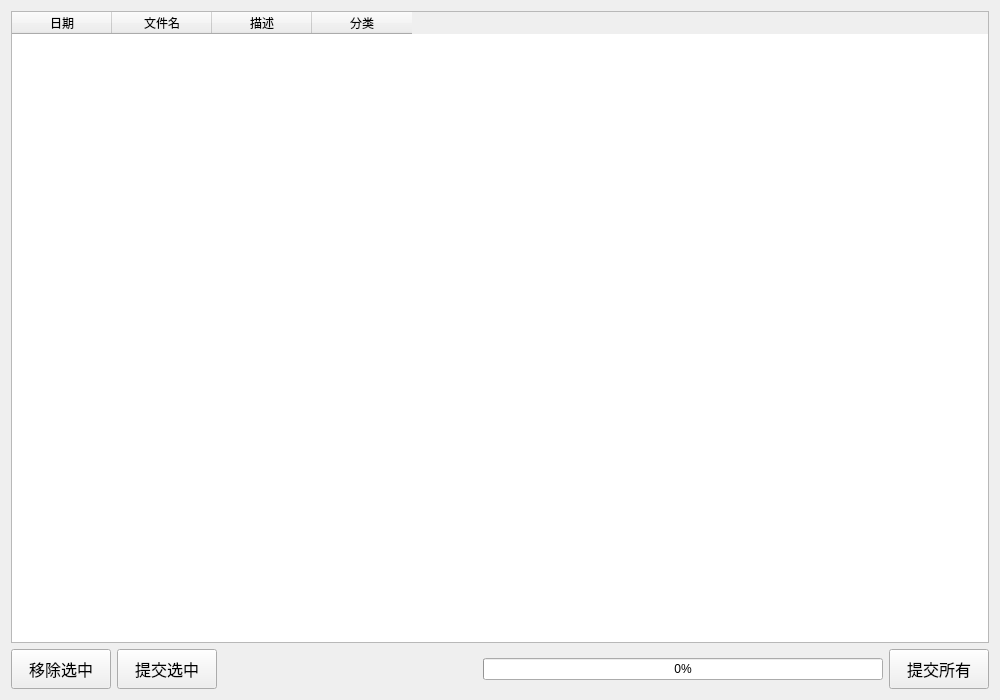
First picture: the form in labelcommit.ui, repository tsukishima1321/Closet, before the edit.
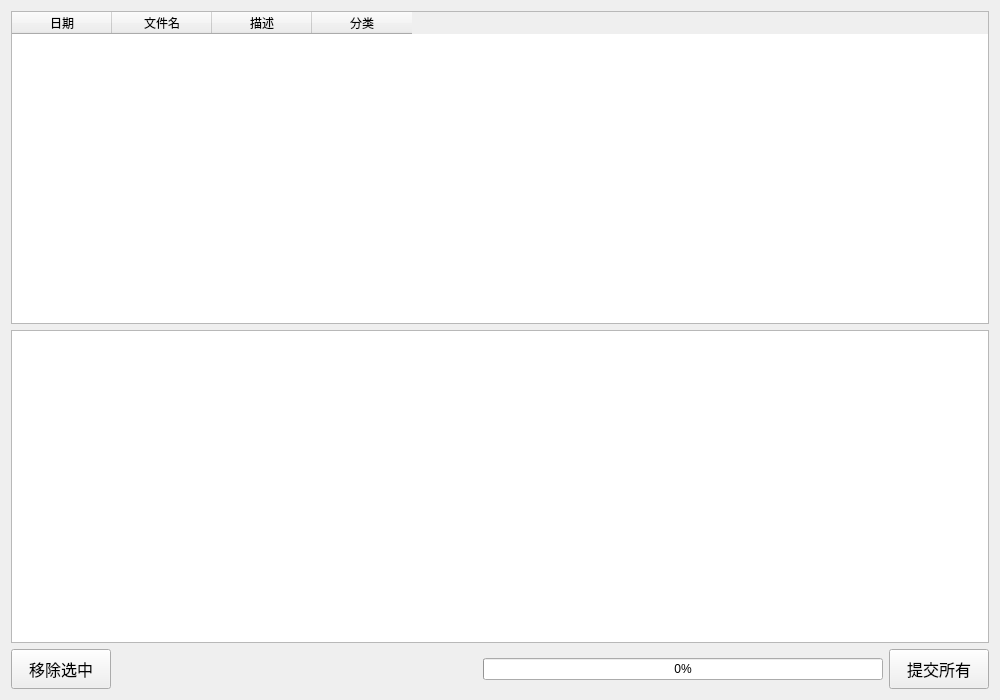
Second picture: the form after the edit.

Diff of the .ui file:
```diff
--- a/labelcommit.ui
+++ b/labelcommit.ui
@@ -38,6 +38,9 @@
      </column>
     </widget>
    </item>
+   <item>
+    <widget class="QTextEdit" name="textEdit"/>
+   </item>
    <item>
     <layout class="QHBoxLayout" name="horizontalLayout">
      <item>
@@ -64,30 +67,6 @@
        </property>
       </widget>
      </item>
-     <item>
-      <widget class="QPushButton" name="pushButtonCommit">
-       <property name="sizePolicy">
-        <sizepolicy hsizetype="Fixed" vsizetype="Fixed">
-         <horstretch>0</horstretch>
-         <verstretch>0</verstretch>
-        </sizepolicy>
-       </property>
-       <property name="minimumSize">
-        <size>
-         <width>100</width>
-         <height>40</height>
-        </size>
-       </property>
-       <property name="font">
-        <font>
-         <pointsize>12</pointsize>
-        </font>
-       </property>
-       <property name="text">
-        <string>提交选中</string>
-       </property>
-      </widget>
-     </item>
      <item>
       <spacer name="horizontalSpacer">
        <property name="orientation">
```
